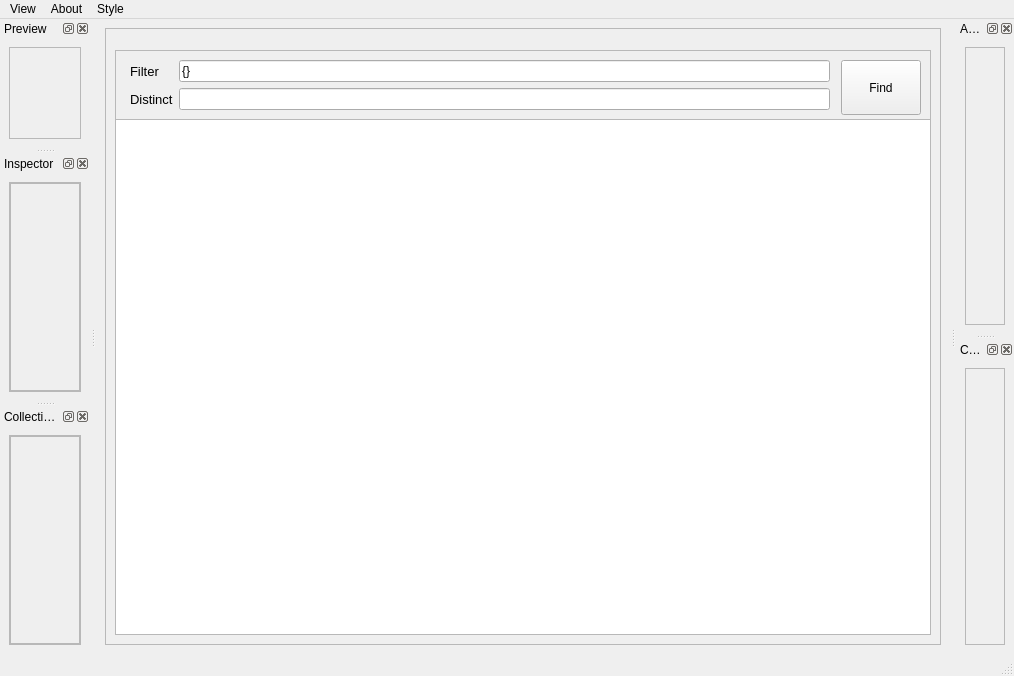
compix/MetadataManager, file main.ui: the form before one commit.
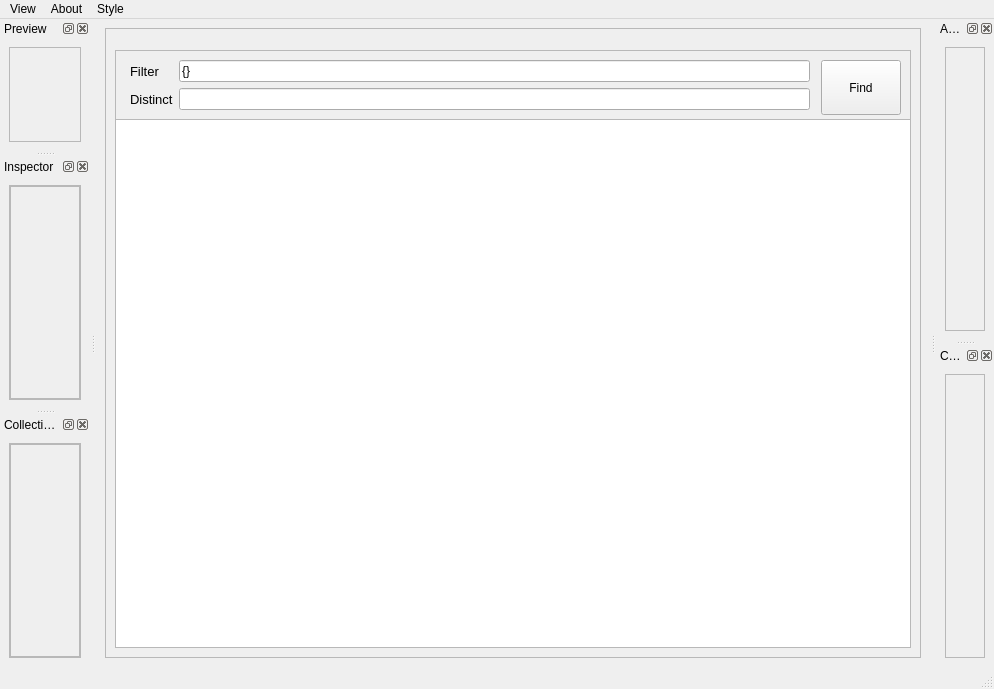
The form after the commit.

Diff of the .ui file:
```diff
--- a/main.ui
+++ b/main.ui
@@ -6,8 +6,8 @@
    <rect>
     <x>0</x>
     <y>0</y>
-    <width>1014</width>
-    <height>676</height>
+    <width>994</width>
+    <height>689</height>
    </rect>
   </property>
   <property name="windowTitle">
@@ -150,7 +150,7 @@
     <rect>
      <x>0</x>
      <y>0</y>
-     <width>1014</width>
+     <width>994</width>
      <height>21</height>
     </rect>
    </property>
@@ -175,7 +175,11 @@
    <addaction name="menuAbout"/>
    <addaction name="menuStyle"/>
   </widget>
-  <widget class="QStatusBar" name="statusbar"/>
+  <widget class="QStatusBar" name="statusbar">
+   <property name="sizeGripEnabled">
+    <bool>true</bool>
+   </property>
+  </widget>
   <widget class="QDockWidget" name="previewDockWidget">
    <property name="windowTitle">
     <string>Preview</string>
@@ -240,7 +244,7 @@
              <x>0</x>
              <y>0</y>
              <width>69</width>
-             <height>97</height>
+             <height>208</height>
             </rect>
            </property>
            <layout class="QVBoxLayout" name="verticalLayout_3">
@@ -351,7 +355,7 @@
              <x>0</x>
              <y>0</y>
              <width>69</width>
-             <height>274</height>
+             <height>209</height>
             </rect>
            </property>
            <layout class="QVBoxLayout" name="verticalLayout_10">
```
Left out of the diff: 2 changed lines with no effect on the pictures.
